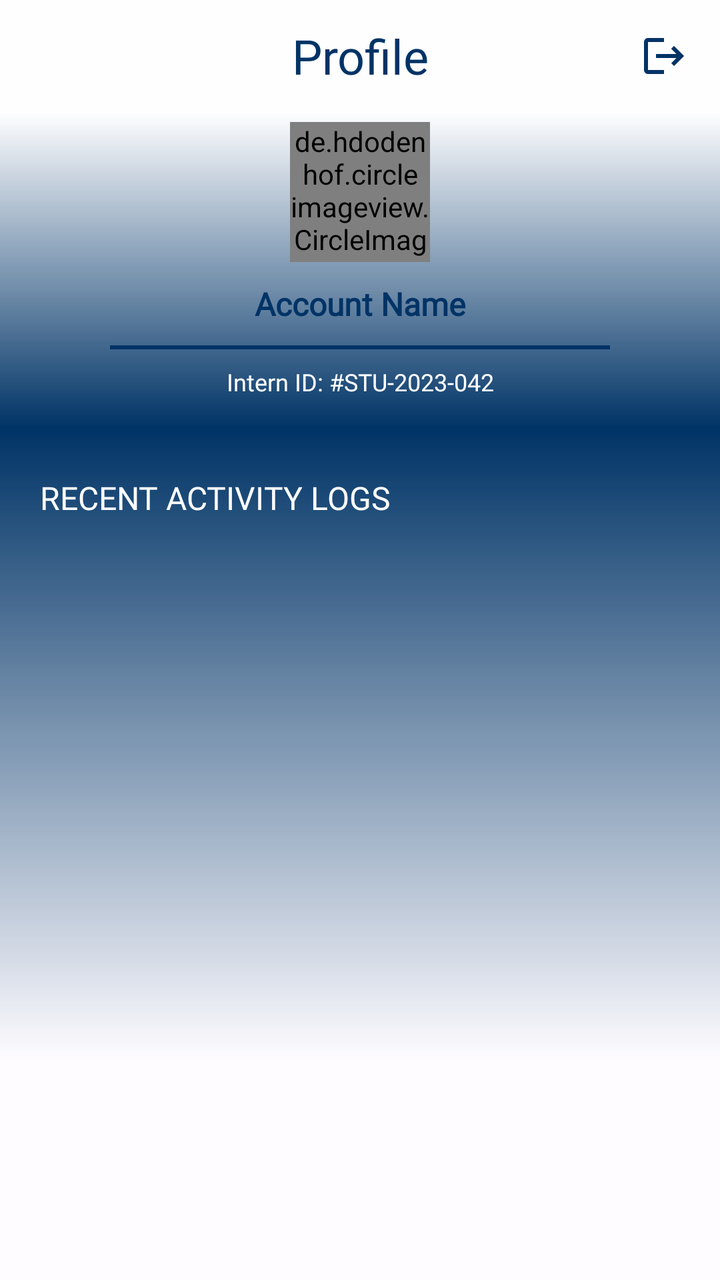
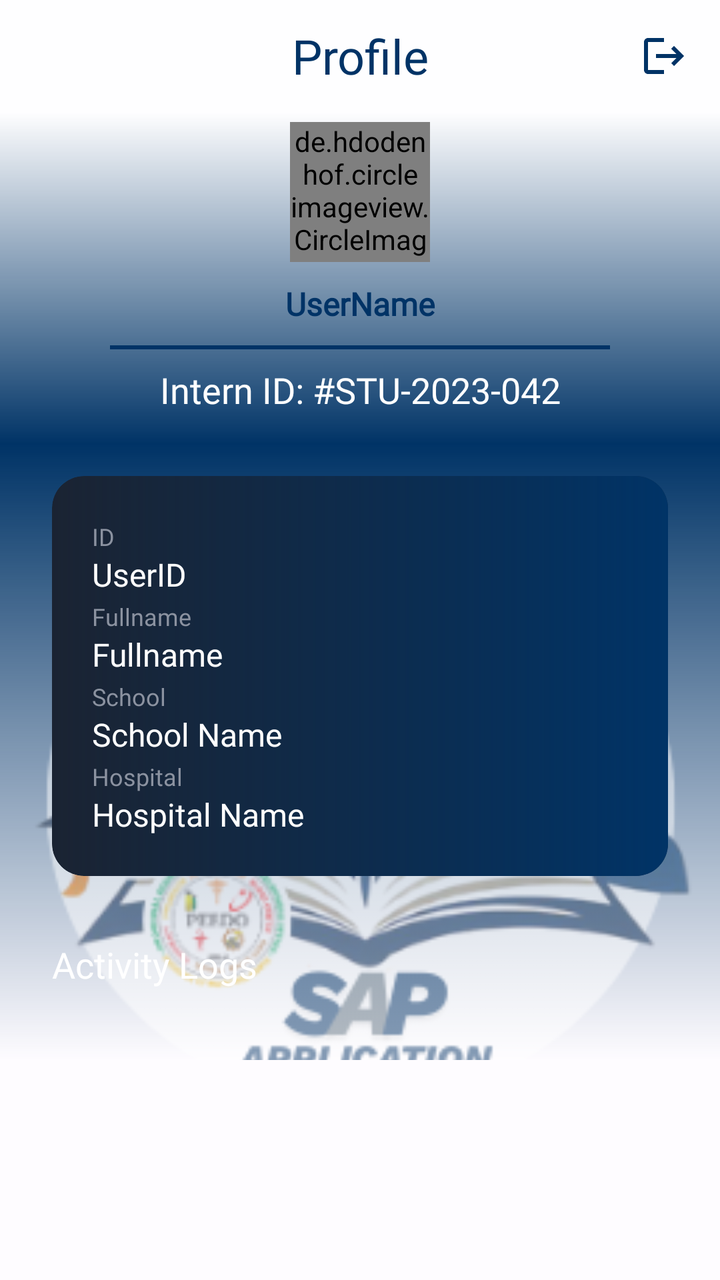

Screens rendered from an Android XML layout before and after an edit, with the pre-edit source and the edit as a unified diff.
<!-- AndroidManifest.xml: application theme Theme.SAPA -->
<!-- res/layout/fragment_profile.xml -->
<?xml version="1.0" encoding="utf-8"?>
<androidx.coordinatorlayout.widget.CoordinatorLayout xmlns:android="http://schemas.android.com/apk/res/android"
    xmlns:app="http://schemas.android.com/apk/res-auto"
    xmlns:tools="http://schemas.android.com/tools"
    android:id="@+id/container"
    android:layout_width="match_parent"
    android:layout_height="match_parent"
    android:background="@color/background_light"
    android:paddingBottom="110dp"
    tools:context=".ui.dashboard.ui.profile.ProfileFragment">

    
    <com.google.android.material.appbar.AppBarLayout
        android:id="@+id/app_bar_layout"
        android:layout_width="match_parent"
        android:layout_height="wrap_content"
        android:background="@color/background_light"
        app:elevation="4dp">

        <LinearLayout
            android:layout_width="match_parent"
            android:layout_height="wrap_content"
            android:gravity="center_vertical"
            android:orientation="horizontal"
            android:padding="8dp"
            app:layout_scrollFlags="enterAlwaysCollapsed">

            <TextView
                android:id="@+id/page_title"
                android:layout_width="0dp"
                android:layout_height="wrap_content"
                android:layout_marginStart="40dp"
                android:layout_weight="1"
                android:fontFamily="@font/poppins_bold"
                android:gravity="center"
                android:text="Profile"
                android:textColor="@color/primary"
                android:textSize="24sp" />

            <ImageButton
                android:id="@+id/btnLogout"
                android:layout_width="40dp"
                android:layout_height="40dp"
                android:background="?attr/selectableItemBackgroundBorderless"
                android:contentDescription="Logout"
                android:src="@drawable/vector_logout"
                android:tooltipText="Logout"
                app:tint="@color/primary" />
        </LinearLayout>


        <androidx.constraintlayout.widget.ConstraintLayout
            android:id="@+id/linearAccount"
            android:layout_width="match_parent"
            android:layout_height="wrap_content"
            android:background="@drawable/bg_linear_gradient_90"
            android:padding="5dp">

            <de.hdodenhof.circleimageview.CircleImageView
                android:id="@+id/profilePicture"
                android:layout_width="70dp"
                android:layout_height="70dp"
                android:layout_gravity="center"
                android:src="@drawable/sapa_logo"
                app:civ_border_color="@color/secondary"
                app:civ_border_width="5sp"
                app:layout_constraintEnd_toEndOf="parent"
                app:layout_constraintStart_toStartOf="parent"
                app:layout_constraintTop_toTopOf="parent" />


            <com.google.android.material.divider.MaterialDivider
                android:id="@+id/divider"
                android:layout_width="250dp"
                android:layout_height="2dp"
                app:dividerColor="@color/primary"
                app:layout_constraintEnd_toEndOf="parent"
                app:layout_constraintStart_toStartOf="parent"
                app:layout_constraintTop_toBottomOf="@+id/userDisplayName" />

            <TextView
                android:id="@+id/userDisplayName"
                android:layout_width="0dp"
                android:layout_height="wrap_content"
                android:fontFamily="@font/poppins_bold"
                android:maxLines="2"
                android:padding="10dp"
                android:text="Account Name"
                android:textAlignment="center"
                android:textColor="@color/primary"
                android:textSize="16sp"
                android:textStyle="bold"
                app:layout_constraintEnd_toEndOf="parent"
                app:layout_constraintStart_toStartOf="parent"
                app:layout_constraintTop_toBottomOf="@+id/profilePicture" />


            <TextView
                android:id="@+id/userRole"
                android:layout_width="0dp"
                android:layout_height="wrap_content"
                android:layout_gravity="center"
                android:fontFamily="@font/poppins_semi_bold"
                android:paddingVertical="10dp"
                android:text="Intern ID: #STU-2023-042"
                android:textAlignment="center"
                android:textColor="@color/white"
                android:textSize="12sp"
                app:layout_constraintEnd_toEndOf="parent"
                app:layout_constraintStart_toStartOf="parent"
                app:layout_constraintTop_toBottomOf="@+id/userDisplayName" />


        </androidx.constraintlayout.widget.ConstraintLayout>


    </com.google.android.material.appbar.AppBarLayout>

    =

    <androidx.core.widget.NestedScrollView
        android:id="@+id/nestedScrollView"
        android:layout_width="match_parent"
        android:layout_height="match_parent"
        android:background="@drawable/bg_linear_gradient_50"
        android:fillViewport="true"
        android:paddingHorizontal="10dp"
        app:layout_behavior="@string/appbar_scrolling_view_behavior">

        <LinearLayout
            android:layout_width="match_parent"
            android:layout_height="wrap_content"
            android:orientation="vertical"
            android:paddingHorizontal="10dp">

            
            <TextView
                android:layout_width="match_parent"
                android:layout_height="wrap_content"
                android:layout_marginTop="24dp"
                android:fontFamily="@font/poppins_bold"
                android:text="Recent Activity Logs"
                android:textAllCaps="true"
                android:textColor="@color/white"
                android:textSize="16sp" />

            <androidx.recyclerview.widget.RecyclerView
                android:id="@+id/recyclerLogs"
                android:layout_width="match_parent"
                android:layout_height="wrap_content"
                android:layout_marginTop="8dp" />

        </LinearLayout>

    </androidx.core.widget.NestedScrollView>

</androidx.coordinatorlayout.widget.CoordinatorLayout>
<!-- resources referenced by this layout -->
<resources>
  <color name="background_light">#AEFFFFFF</color>
  <color name="primary">#003366</color>
  <color name="secondary">#359EFF</color>
  <color name="white">#FFFFFFFF</color>
  <!-- drawable bg_linear_gradient_50 (drawable) -->
  <?xml version="1.0" encoding="utf-8"?>
  <shape xmlns:android="http://schemas.android.com/apk/res/android"
      android:shape="rectangle">
  
      <gradient
          android:angle="50"
          android:startColor="@color/primary"
          android:centerColor="@color/overlay_blue"
          android:endColor="@android:color/transparent"
          android:type="linear" />
  
  </shape>
  <!-- drawable bg_linear_gradient_90 (drawable) -->
  <?xml version="1.0" encoding="utf-8"?>
  <shape xmlns:android="http://schemas.android.com/apk/res/android"
      android:shape="rectangle">
  
      <gradient
          android:angle="90"
          android:startColor="@color/primary"
          android:centerColor="@color/overlay_blue"
          android:endColor="@android:color/transparent"
          android:type="linear" />
  
  </shape>
  <!-- drawable sapa_logo: png bitmap (drawable, 72308 bytes) -->
  <!-- drawable vector_logout (drawable) -->
  <vector xmlns:android="http://schemas.android.com/apk/res/android"
      android:width="24dp"
      android:height="24dp"
      android:autoMirrored="true"
      android:tint="@color/color_blue_1"
      android:viewportWidth="24"
      android:viewportHeight="24">
      <path
          android:fillColor="@android:color/white"
          android:pathData="M17,7l-1.41,1.41L18.17,11H8v2h10.17l-2.58,2.58L17,17l5,-5zM4,5h8V3H4c-1.1,0 -2,0.9 -2,2v14c0,1.1 0.9,2 2,2h8v-2H4V5z" />
  </vector>
  <style name="Theme.SAPA" parent="Base.Theme.SAPA">
  
          <item name="colorPrimary">@color/primary</item>
          <item name="colorPrimaryVariant">@color/primary</item>
          <item name="colorOnPrimary">@color/primary</item>
  
          <item name="colorSecondary">@color/secondary</item>
          <item name="colorSecondaryVariant">@color/secondary</item>
          <item name="colorOnSecondary">@color/secondary</item>
          <item name="android:windowSplashScreenAnimatedIcon" tools:ignore="NewApi">
              @drawable/sapa_logo
          </item>
      </style>
  <color name="overlay_blue">#7F003366</color>
  <color name="color_blue_1">#3775a4</color>
  <style name="Base.Theme.SAPA" parent="Theme.Material3.DayNight.NoActionBar">
          
          
      </style>
</resources>

<!-- the commit's change to res/layout/fragment_profile.xml (unified diff, before → after) -->
@@ -85,7 +85,7 @@
                 android:fontFamily="@font/poppins_bold"
                 android:maxLines="2"
                 android:padding="10dp"
-                android:text="Account Name"
+                android:text="UserName"
                 android:textAlignment="center"
                 android:textColor="@color/primary"
                 android:textSize="16sp"
@@ -105,7 +105,7 @@
                 android:text="Intern ID: #STU-2023-042"
                 android:textAlignment="center"
                 android:textColor="@color/white"
-                android:textSize="12sp"
+                android:textSize="18sp"
                 app:layout_constraintEnd_toEndOf="parent"
                 app:layout_constraintStart_toStartOf="parent"
                 app:layout_constraintTop_toBottomOf="@+id/userDisplayName" />
@@ -127,30 +127,194 @@
         android:paddingHorizontal="10dp"
         app:layout_behavior="@string/appbar_scrolling_view_behavior">
 
-        <LinearLayout
+        <androidx.constraintlayout.widget.ConstraintLayout
             android:layout_width="match_parent"
             android:layout_height="wrap_content"
-            android:orientation="vertical"
-            android:paddingHorizontal="10dp">
+            android:paddingBottom="24dp">
+
+
+            <ImageView
+                android:layout_width="350dp"
+                android:layout_height="350dp"
+                android:layout_gravity="center"
+                android:alpha="0.5"
+                android:src="@drawable/sapa_logo"
+                app:layout_constraintTop_toTopOf="parent"
+                app:layout_constraintStart_toStartOf="parent"
+                app:layout_constraintEnd_toEndOf="parent" />
+
 
             
-            <TextView
+            <androidx.cardview.widget.CardView
+                android:id="@+id/system_health_card"
                 android:layout_width="match_parent"
                 android:layout_height="wrap_content"
-                android:layout_marginTop="24dp"
-                android:fontFamily="@font/poppins_bold"
-                android:text="Recent Activity Logs"
-                android:textAllCaps="true"
-                android:textColor="@color/white"
-                android:textSize="16sp" />
-
-            <androidx.recyclerview.widget.RecyclerView
-                android:id="@+id/recyclerLogs"
+                android:layout_marginHorizontal="16dp"
+                android:layout_marginTop="16dp"
+                app:cardBackgroundColor="@color/card_background"
+                app:cardCornerRadius="16dp"
+                app:cardElevation="0dp"
+                app:layout_constraintEnd_toEndOf="parent"
+                app:layout_constraintStart_toStartOf="parent"
+                app:layout_constraintTop_toTopOf="parent">
+
+                <LinearLayout
+                    android:layout_width="match_parent"
+                    android:layout_height="wrap_content"
+                    android:orientation="vertical"
+                    android:background="@drawable/bg_linear_gradient_180"
+                    android:padding="20dp">
+
+                    
+                    <LinearLayout
+                        android:layout_width="match_parent"
+                        android:layout_height="wrap_content"
+                        android:gravity="center_vertical"
+                        android:orientation="horizontal">
+
+                        <LinearLayout
+                            android:layout_width="0dp"
+                            android:layout_height="wrap_content"
+                            android:layout_weight="1"
+                            android:orientation="vertical">
+                            <TextView
+                                android:layout_width="wrap_content"
+                                android:layout_height="wrap_content"
+                                android:layout_marginTop="2dp"
+                                android:fontFamily="@font/poppins_regular"
+                                android:text="ID"
+                                android:textColor="@color/text_secondary"
+                                android:textSize="12sp" />
+                            <TextView
+                                android:id="@+id/userID"
+                                android:layout_width="wrap_content"
+                                android:layout_height="wrap_content"
+                                android:fontFamily="@font/poppins_bold"
+                                android:text="UserID"
+                                android:textColor="@color/white"
+                                android:textSize="16sp" />
+
+                            <TextView
+                                android:layout_width="wrap_content"
+                                android:layout_height="wrap_content"
+                                android:layout_marginTop="2dp"
+                                android:fontFamily="@font/poppins_regular"
+                                android:text="Fullname"
+                                android:textColor="@color/text_secondary"
+                                android:textSize="12sp" />
+                            <TextView
+                                android:id="@+id/fullname"
+                                android:layout_width="wrap_content"
+                                android:layout_height="wrap_content"
+                                android:fontFamily="@font/poppins_bold"
+                                android:text="Fullname"
+                                android:textColor="@color/white"
+                                android:textSize="16sp" />
+
+
+                            <TextView
+                                android:id="@+id/schoolLabel"
+                                android:layout_width="wrap_content"
+                                android:layout_height="wrap_content"
+                                android:layout_marginTop="2dp"
+                                android:fontFamily="@font/poppins_regular"
+                                android:text="School"
+                                android:textColor="@color/text_secondary"
+                                android:textSize="12sp" />
+                            <TextView
+                                android:id="@+id/schoolName"
+                                android:layout_width="wrap_content"
+                                android:layout_height="wrap_content"
+                                android:fontFamily="@font/poppins_bold"
+                                android:text="School Name"
+                                android:textColor="@color/white"
+                                android:textSize="16sp" />
+
+
+                            <TextView
+                                android:id="@+id/hospitalLabel"
+                                android:layout_width="wrap_content"
+                                android:layout_height="wrap_content"
+                                android:layout_marginTop="2dp"
+                                android:fontFamily="@font/poppins_regular"
+                                android:text="Hospital"
+                                android:textColor="@color/text_secondary"
+                                android:textSize="12sp" />
+                            <TextView
+                                android:id="@+id/hospitalName"
+                                android:layout_width="wrap_content"
+                                android:layout_height="wrap_content"
+                                android:fontFamily="@font/poppins_bold"
+                                android:text="Hospital Name"
+                                android:textColor="@color/white"
+                                android:textSize="16sp" />
+
+
+                        </LinearLayout>
+
+
+                    </LinearLayout>
+
+
+                </LinearLayout>
+
+            </androidx.cardview.widget.CardView>
+
+            
+            <LinearLayout
+                android:id="@+id/logs_header"
                 android:layout_width="match_parent"
                 android:layout_height="wrap_content"
-                android:layout_marginTop="8dp" />
-
-        </LinearLayout>
+                android:layout_marginHorizontal="16dp"
+                android:layout_marginTop="32dp"
+                android:gravity="center_vertical"
+                android:orientation="horizontal"
+                app:layout_constraintEnd_toEndOf="parent"
+                app:layout_constraintStart_toStartOf="parent"
+                app:layout_constraintTop_toBottomOf="@id/system_health_card">
+
+                <TextView
+                    android:layout_width="0dp"
+                    android:layout_height="wrap_content"
+                    android:layout_weight="1"
+                    android:fontFamily="@font/poppins_bold"
+                    android:text="Activity Logs"
+                    android:textColor="@color/white"
+                    android:textSize="18sp" />
+
+
+
+
+
+
+
+
+
+
+
+
+
+            </LinearLayout>
+
+
+            <androidx.core.widget.NestedScrollView
+                android:id="@+id/nestedScrollView2"
+                android:layout_height="0dp"
+                android:layout_width="match_parent"
+                android:fillViewport="true"
+                android:paddingHorizontal="10dp"
+                app:layout_behavior="@string/appbar_scrolling_view_behavior"
+                app:layout_constraintTop_toBottomOf="@id/logs_header"
+                app:layout_constraintStart_toStartOf="parent"
+                app:layout_constraintEnd_toEndOf="parent"
+                app:layout_constraintBottom_toBottomOf="parent"
+                >
+
+            </androidx.core.widget.NestedScrollView>
+
+
+
+        </androidx.constraintlayout.widget.ConstraintLayout>
 
     </androidx.core.widget.NestedScrollView>
 
<!-- resource entries referenced after the edit -->
@@ -1,9 +1,24 @@
 <!-- resources referenced by this layout -->
 <resources>
   <color name="background_light">#AEFFFFFF</color>
+  <color name="card_background">#1A2332</color>
   <color name="primary">#003366</color>
   <color name="secondary">#359EFF</color>
+  <color name="text_secondary">#8B92A0</color>
   <color name="white">#FFFFFFFF</color>
+  <!-- drawable bg_linear_gradient_180 (drawable) -->
+  <?xml version="1.0" encoding="utf-8"?>
+  <shape xmlns:android="http://schemas.android.com/apk/res/android"
+      android:shape="rectangle">
+  
+      <gradient
+          android:angle="180"
+          android:startColor="@color/primary"
+          android:centerColor="@color/overlay_blue"
+          android:endColor="@android:color/transparent"
+          android:type="linear" />
+  
+  </shape>
   <!-- drawable bg_linear_gradient_50 (drawable) -->
   <?xml version="1.0" encoding="utf-8"?>
   <shape xmlns:android="http://schemas.android.com/apk/res/android"
